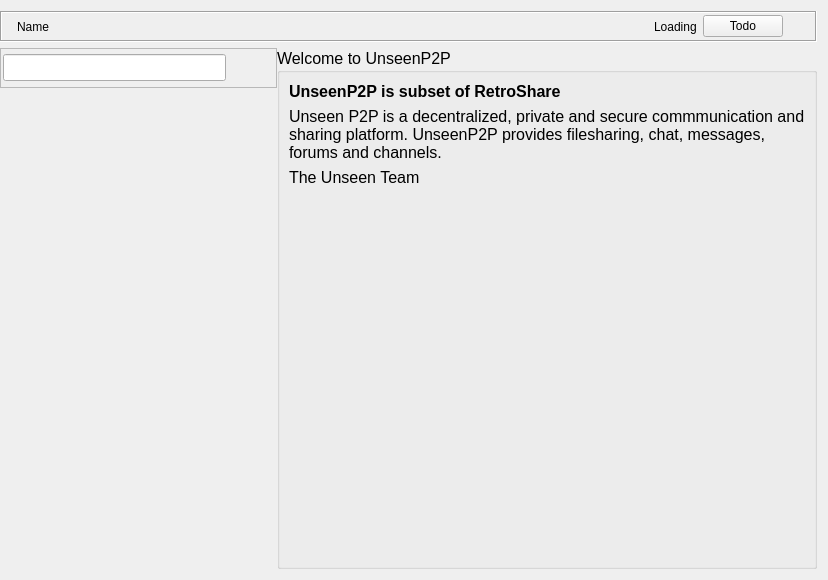
Before: the Qt Designer form retroshare-gui/src/gui/gxs/UnseenGxsGroupFrameDialog.ui in unsenep2pdev/RetroShare, drawn with Qt 5.
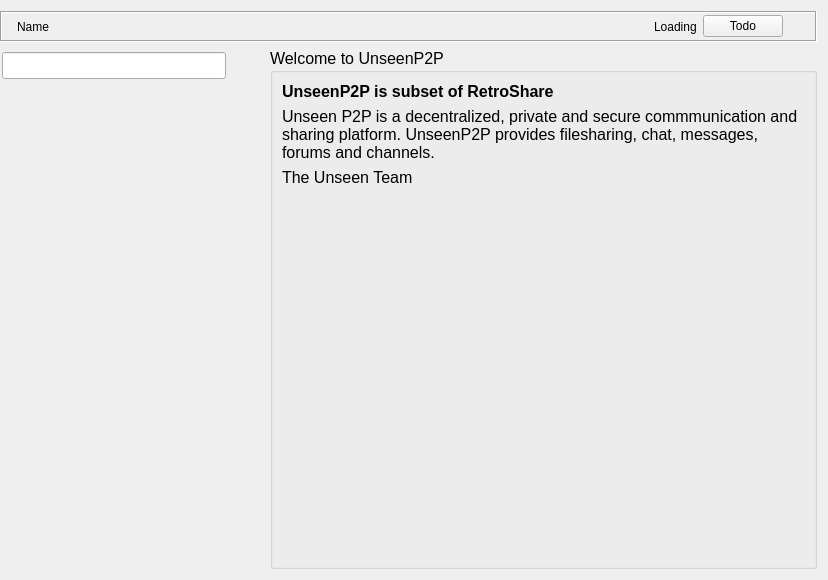
After: the same form once the commit is applied. Icons and pictures are not drawn. Custom widgets are drawn as their Qt base class.

Commit message: resize search bar

Patch:
```diff
--- a/retroshare-gui/src/gui/gxs/UnseenGxsGroupFrameDialog.ui
+++ b/retroshare-gui/src/gui/gxs/UnseenGxsGroupFrameDialog.ui
@@ -161,35 +161,35 @@
          <property name="maximumSize">
           <size>
            <width>1000</width>
-           <height>40</height>
+           <height>35</height>
           </size>
          </property>
          <property name="styleSheet">
           <string notr="true"/>
          </property>
          <property name="frameShape">
-          <enum>QFrame::StyledPanel</enum>
+          <enum>QFrame::NoFrame</enum>
          </property>
          <property name="frameShadow">
-          <enum>QFrame::Raised</enum>
+          <enum>QFrame::Plain</enum>
+         </property>
+         <property name="lineWidth">
+          <number>1</number>
          </property>
          <layout class="QGridLayout" name="toolBarFrameGLayout_2">
           <property name="leftMargin">
            <number>2</number>
           </property>
           <property name="topMargin">
-           <number>1</number>
+           <number>0</number>
           </property>
           <property name="rightMargin">
            <number>12</number>
           </property>
           <property name="bottomMargin">
-           <number>1</number>
+           <number>0</number>
           </property>
-          <property name="horizontalSpacing">
-           <number>6</number>
-          </property>
-          <property name="verticalSpacing">
+          <property name="spacing">
            <number>0</number>
           </property>
           <item row="0" column="0">
@@ -206,6 +206,12 @@
               <height>0</height>
              </size>
             </property>
+            <property name="maximumSize">
+             <size>
+              <width>16777215</width>
+              <height>27</height>
+             </size>
+            </property>
             <property name="baseSize">
              <size>
               <width>0</width>
```
